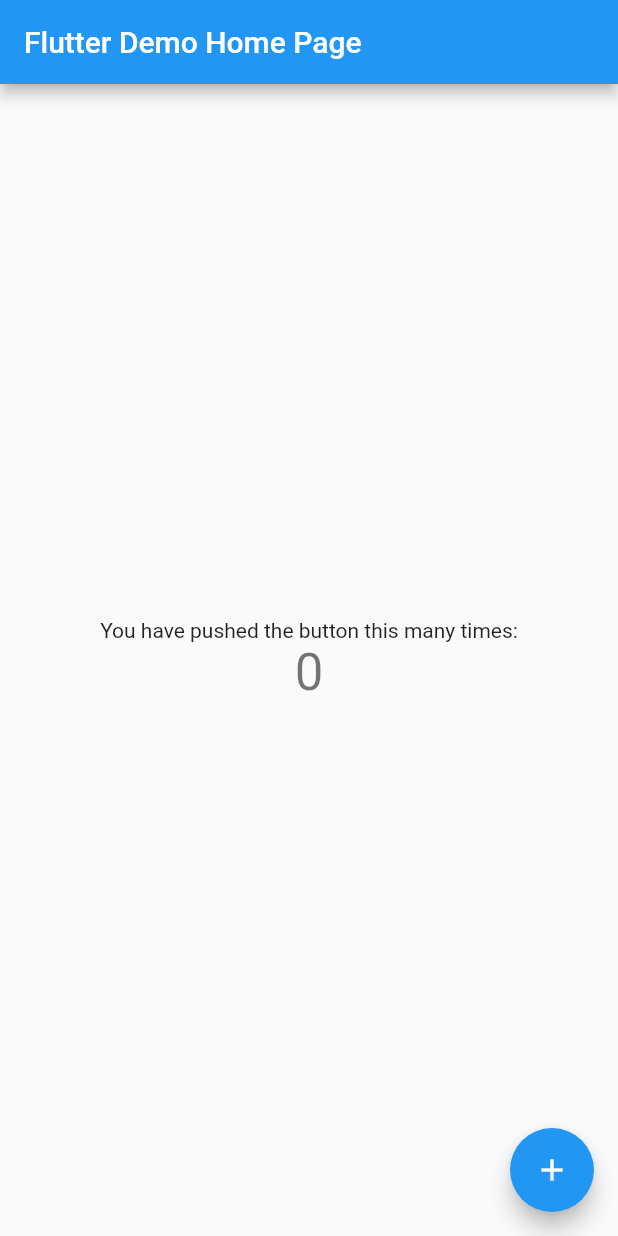
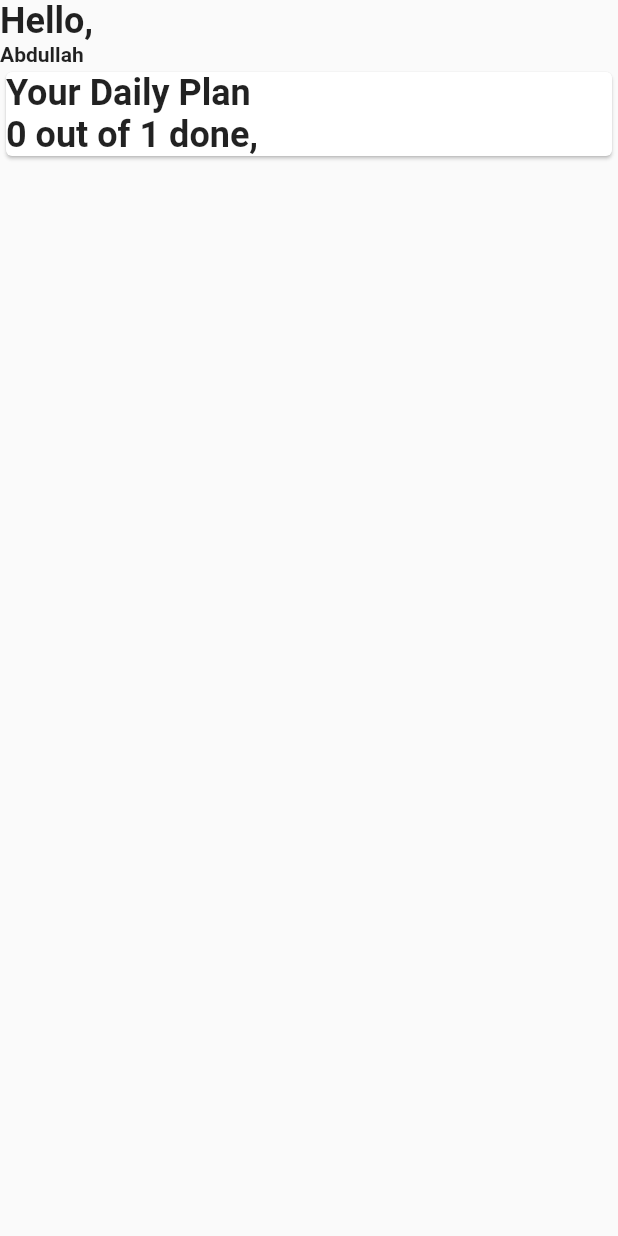
Before and after one commit to Abdullah-Ashehry/GDSC-FlutterWeekend, a Flutter app: the screen it shows after launch, on a phone screen of 412 x 824 dp. Run offline on Flutter 3.47's test engine with Material 2 defaults, Android fonts, the phone set to English and light mode, and no system bars.

Commit message:
In_Progress()
Co-authored-by: Hadi Alsinan <Royalheaven@users.noreply.github.com>

```diff
--- a/lib/main.dart
+++ b/lib/main.dart
@@ -1,4 +1,5 @@
 import 'package:flutter/material.dart';
+import './pages/homepage.dart';
 
 void main() {
   runApp(const MyApp());
@@ -15,83 +16,7 @@ class MyApp extends StatelessWidget {
       theme: ThemeData(
         primarySwatch: Colors.blue,
       ),
-      home: const MyHomePage(title: 'Flutter Demo Home Page'),
+      home: MyHomePage(),
     );
   }
 }
-
-class MyHomePage extends StatefulWidget {
-  const MyHomePage({Key? key, required this.title}) : super(key: key);
-
-  final String title;
-
-  @override
-  State<MyHomePage> createState() => _MyHomePageState();
-}
-
-class _MyHomePageState extends State<MyHomePage> {
-  int _counter = 0;
-
-  void _incrementCounter() {
-    setState(() {
-      // This call to setState tells the Flutter framework that something has
-      // changed in this State, which causes it to rerun the build method below
-      // so that the display can reflect the updated values. If we changed
-      // _counter without calling setState(), then the build method would not be
-      // called again, and so nothing would appear to happen.
-      _counter++;
-    });
-  }
-
-  @override
-  Widget build(BuildContext context) {
-    // This method is rerun every time setState is called, for instance as done
-    // by the _incrementCounter method above.
-    //
-    // The Flutter framework has been optimized to make rerunning build methods
-    // fast, so that you can just rebuild anything that needs updating rather
-    // than having to individually change instances of widgets.
-    return Scaffold(
-      appBar: AppBar(
-        // Here we take the value from the MyHomePage object that was created by
-        // the App.build method, and use it to set our appbar title.
-        title: Text(widget.title),
-      ),
-      body: Center(
-        // Center is a layout widget. It takes a single child and positions it
-        // in the middle of the parent.
-        child: Column(
-          // Column is also a layout widget. It takes a list of children and
-          // arranges them vertically. By default, it sizes itself to fit its
-          // children horizontally, and tries to be as tall as its parent.
-          //
-          // Invoke "debug painting" (press "p" in the console, choose the
-          // "Toggle Debug Paint" action from the Flutter Inspector in Android
-          // Studio, or the "Toggle Debug Paint" command in Visual Studio Code)
-          // to see the wireframe for each widget.
-          //
-          // Column has various properties to control how it sizes itself and
-          // how it positions its children. Here we use mainAxisAlignment to
-          // center the children vertically; the main axis here is the vertical
-          // axis because Columns are vertical (the cross axis would be
-          // horizontal).
-          mainAxisAlignment: MainAxisAlignment.center,
-          children: <Widget>[
-            const Text(
-              'You have pushed the button this many times:',
-            ),
-            Text(
-              '$_counter',
-              style: Theme.of(context).textTheme.headline4,
-            ),
-          ],
-        ),
-      ),
-      floatingActionButton: FloatingActionButton(
-        onPressed: _incrementCounter,
-        tooltip: 'Increment',
-        child: const Icon(Icons.add),
-      ), // This trailing comma makes auto-formatting nicer for build methods.
-    );
-  }
-}
--- /dev/null
+++ b/lib/pages/homepage.dart
@@ -0,0 +1,50 @@
+import 'package:flutter/material.dart';
+import 'package:flutter/widgets.dart';
+
+class MyHomePage extends StatefulWidget {
+  MyHomePage({Key? key}) : super(key: key);
+
+  String Name = "Abdullah";
+
+  @override
+  State<MyHomePage> createState() => _MyHomePageState();
+}
+
+class _MyHomePageState extends State<MyHomePage> {
+  @override
+  Widget build(BuildContext context) {
+    return Scaffold(
+      body: SafeArea(
+        child: Column(
+          crossAxisAlignment: CrossAxisAlignment.start,
+          children: <Widget>[
+            const Text(
+              'Hello,',
+              style: TextStyle(fontWeight: FontWeight.bold, fontSize: 24),
+            ),
+            const Text(
+              "Abdullah",
+              style: TextStyle(fontWeight: FontWeight.bold),
+            ),
+            Card(
+              child: Column(children: [
+                Row(children: [
+                  Text(
+                    'Your Daily Plan',
+                    style: TextStyle(fontWeight: FontWeight.bold, fontSize: 24),
+                  )
+                ]),
+                Row(children: [
+                  Text(
+                    '0 out of 1 done,',
+                    style: TextStyle(fontWeight: FontWeight.bold, fontSize: 24),
+                  )
+                ])
+              ]),
+            )
+          ],
+        ),
+      ),
+    );
+  }
+}
```
